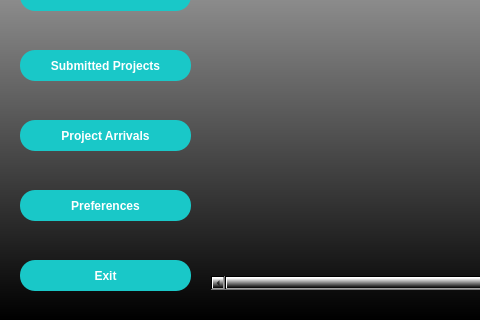
Qt form interviews_ui.ui (ibrahimes82/VIT3-Python-Module-Week7) before a commit; both pictures show x 0 to 480 and y 270 to 590 of the 750 by 590 pixel window.
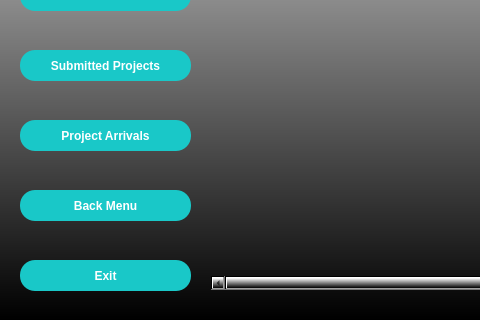
The same form after that commit. Icons and pictures are not drawn.

Diff of the .ui file:
```diff
--- a/interviews_ui.ui
+++ b/interviews_ui.ui
@@ -148,7 +148,7 @@
 }</string>
    </property>
    <property name="text">
-    <string>Preferences</string>
+    <string>Back Menu</string>
    </property>
   </widget>
   <widget class="QPushButton" name="pushButtonSubmittedProjects">
```
